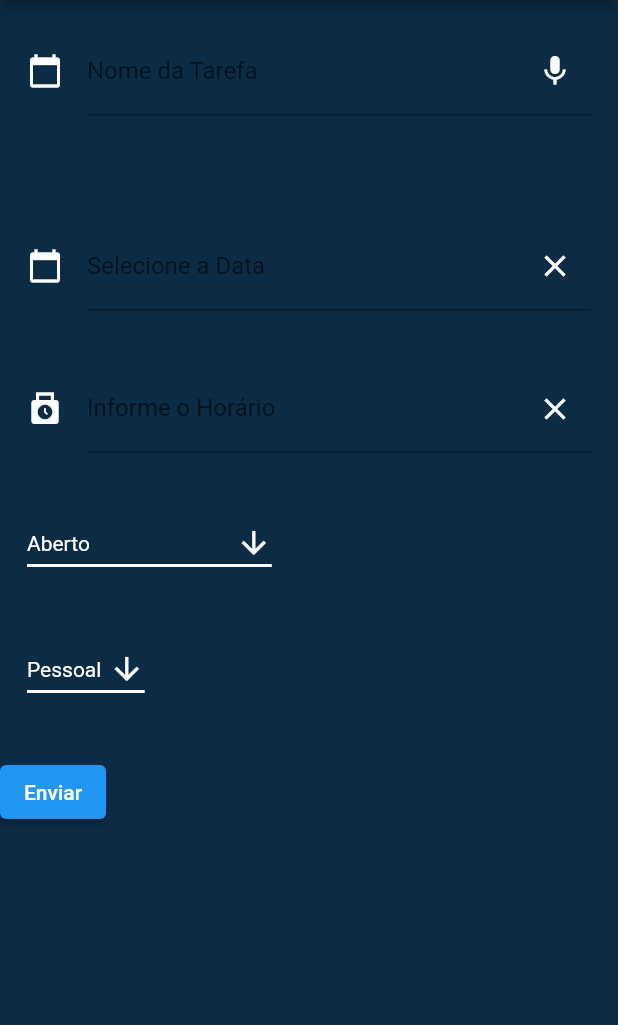
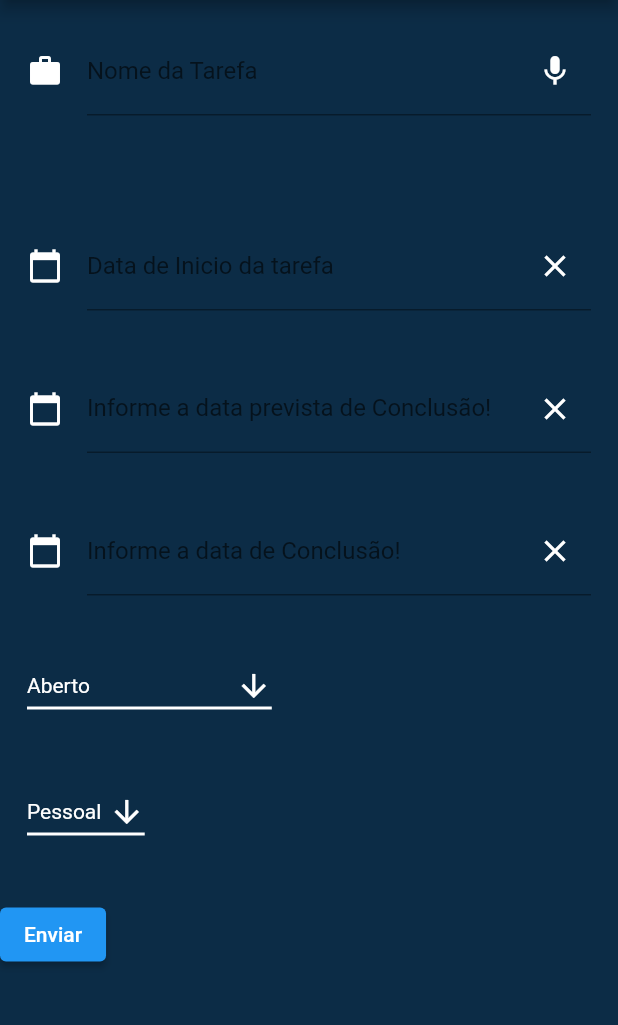
Before and after one commit to lucasvt/tarefas, a Flutter app: the screen it shows after launch, after a tap on "Adicionar Nova tarefa", on a phone screen of 412 x 824 dp, the part 84-1109 px from its top. Run offline on Flutter 3.47's test engine with Material 2 defaults, Android fonts, the phone set to English and light mode, and no system bars.

Commit message:
Incluido a conclusão da tarefa

```diff
--- a/lib/adcionar_tarefas.dart
+++ b/lib/adcionar_tarefas.dart
@@ -76,8 +76,8 @@ class MyCustomFormState extends State<MyCustomForm> {
             child: TextFormField(
               decoration: const InputDecoration(
                 hintText: 'Informe o nome da tarefa',
-                icon: Icon(Icons.calendar_today,
-                    color: Color.fromARGB(255, 255, 255, 255)),
+                icon:
+                    Icon(Icons.work, color: Color.fromARGB(255, 255, 255, 255)),
                 labelText: 'Nome da Tarefa',
                 suffixIcon:
                     Icon(Icons.mic, color: Color.fromARGB(255, 255, 255, 255)),
@@ -89,8 +89,8 @@ class MyCustomFormState extends State<MyCustomForm> {
             padding: const EdgeInsets.all(3.0),
             child: TextFormField(
               decoration: const InputDecoration(
-                hintText: 'Informe a data da Data',
-                labelText: 'Selecione a Data',
+                hintText: 'Informe a data!',
+                labelText: 'Data de Inicio da tarefa',
                 icon: const Icon(Icons.calendar_today,
                     color: Color.fromARGB(255, 255, 255, 255)),
                 suffixIcon: const Icon(Icons.close,
@@ -104,11 +104,26 @@ class MyCustomFormState extends State<MyCustomForm> {
             child: TextFormField(
               style: const TextStyle(color: Color.fromARGB(255, 255, 255, 255)),
               decoration: const InputDecoration(
-                hintText: 'Informe o horário da tarefa',
-                labelText: 'Informe o Horário',
+                hintText: 'Informe data prevista para conclusão',
+                labelText: 'Informe a data prevista de Conclusão!',
+                icon: const Icon(Icons.calendar_today,
+                    color: Color.fromARGB(255, 255, 255, 255)),
                 suffixIcon: const Icon(Icons.close,
                     color: Color.fromARGB(255, 255, 255, 255)),
-                icon: const Icon(Icons.punch_clock,
+              ),
+            ),
+          ),
+          Container(
+            margin: const EdgeInsets.all(15.0),
+            padding: const EdgeInsets.all(3.0),
+            child: TextFormField(
+              style: const TextStyle(color: Color.fromARGB(255, 255, 255, 255)),
+              decoration: const InputDecoration(
+                hintText: 'Informe data de conclusão',
+                labelText: 'Informe a data de Conclusão!',
+                icon: const Icon(Icons.calendar_today,
+                    color: Color.fromARGB(255, 255, 255, 255)),
+                suffixIcon: const Icon(Icons.close,
                     color: Color.fromARGB(255, 255, 255, 255)),
               ),
             ),
```
